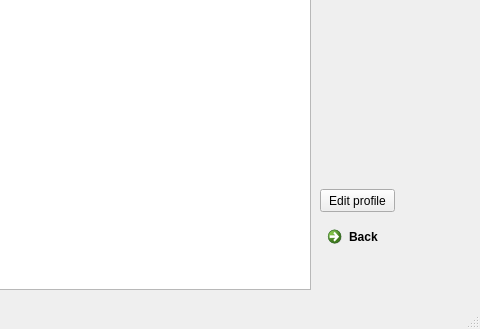
This is ui/profile_me.ui in PooyaFekri/LinkedIn as Qt 5 draws it before an edit; both pictures show x 120 to 600 and y 271 to 600 of the 600 by 600 pixel window. The edited form follows.
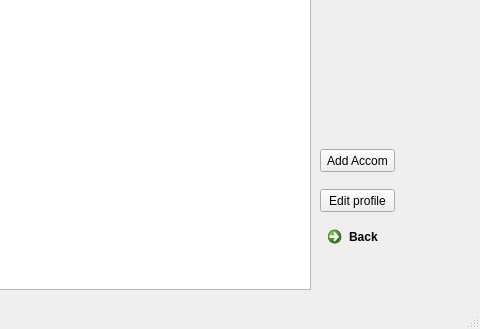
This is the edited form.

Commit message: accom completed

```diff
--- a/ui/profile_me.ui
+++ b/ui/profile_me.ui
@@ -197,6 +197,19 @@
      <string>support language:</string>
     </property>
    </widget>
+   <widget class="QPushButton" name="add_accom">
+    <property name="geometry">
+     <rect>
+      <x>440</x>
+      <y>420</y>
+      <width>75</width>
+      <height>23</height>
+     </rect>
+    </property>
+    <property name="text">
+     <string>Add Accom</string>
+    </property>
+   </widget>
   </widget>
   <widget class="QMenuBar" name="menubar">
    <property name="geometry">
```
Left out of the diff: 2 changed lines with no effect on the pictures. The commit also changes 8 other files.
